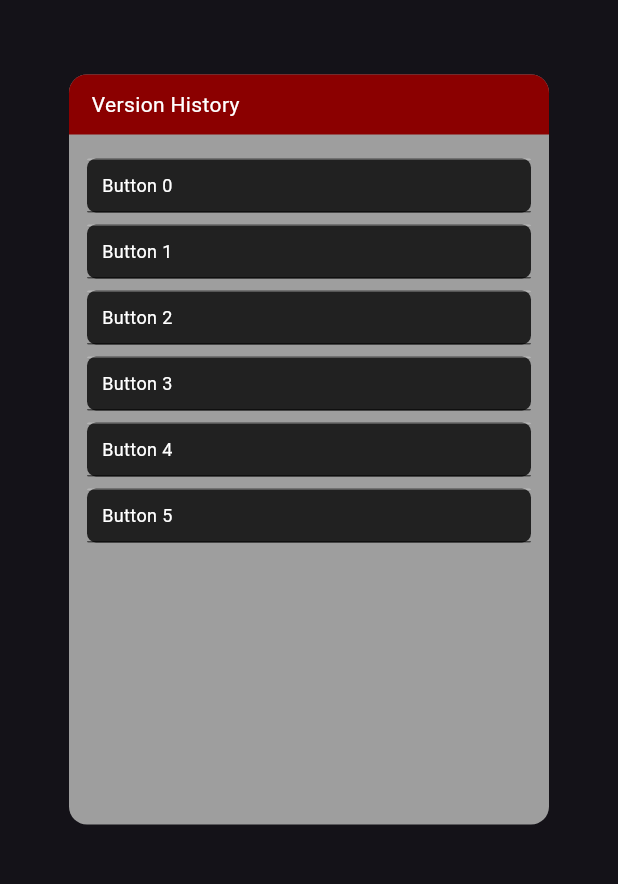
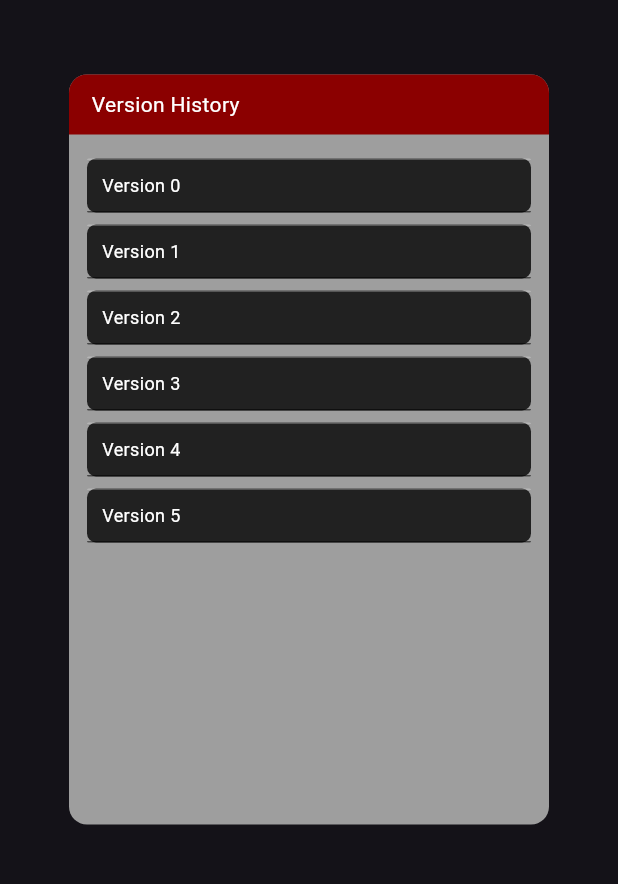
Before and after one commit to david-lorow/large-project-cop4331, a Flutter app: the ApplicationPage screen opened by its route, on a phone screen of 412 x 824 dp, the part 113-997 px from its top. Run offline on Flutter 3.47's test engine with Material 3 defaults, Android fonts, the phone set to English and light mode, and no system bars; our stand-ins replace file_picker, shared_preferences; accounts and stored records are empty.

Commit message:
Third times the charm?

```diff
--- a/Mobile frontend/lib/models/resume.dart
+++ b/Mobile frontend/lib/models/resume.dart
@@ -1,19 +1,25 @@
+// Data model representing a Resume object returned from the API.
 class Resume {
-  final String id;
-  final String name;
-  final String thumbnailUrl;
+  final String id;           // MongoDB document ID (_id)
+  final String resumeId;     // Application-level resume identifier
+  final String name;         // Resume title
+  final String thumbnailUrl; // Full URL to the resume's thumbnail image
 
   Resume({
     required this.id,
+    required this.resumeId,
     required this.name,
     required this.thumbnailUrl,
   });
 
+  // Constructs a Resume from a JSON map returned by the API.
+  // thumbnailUrl is built by combining the base server URL with the S3 key.
   factory Resume.fromJson(Map<String, dynamic> json) {
     return Resume(
-      id: json['_id'],
-      name: json['title'],
-      thumbnailUrl: "http://45.55.57.119:6767/${json['headVersion']['thumbnailS3Key']}"
+      id:           json['_id'],
+      resumeId:     json['resumeId'],
+      name:         json['title'],
+      thumbnailUrl: "http://45.55.57.119:6767/${json['headVersion']['thumbnailS3Key']}",
     );
   }
 }
--- a/Mobile frontend/lib/pages/application.dart
+++ b/Mobile frontend/lib/pages/application.dart
@@ -1,35 +1,18 @@
 import 'package:flutter/material.dart';
-import 'package:http/http.dart' as http;
-import 'dart:convert';
 
-// APPLICATION PAGE
-
-
+// Page displaying a resume's version history as a scrollable list.
 class ApplicationPage extends StatefulWidget {
   const ApplicationPage({super.key});
-
-
 
   @override
   State<ApplicationPage> createState() => _ApplicationPage();
 }
 
-
 class _ApplicationPage extends State<ApplicationPage> {
   String text = "Test";
 
-void changeText() {
-  setState(() {
-    text = "Text changed";
-
-
-
-  });
-}
-
   @override
   Widget build(BuildContext context) {
-
     return Scaffold(
       resizeToAvoidBottomInset: true,
       appBar: AppBar(
@@ -38,40 +21,28 @@ void changeText() {
         title: Text.rich(
           TextSpan(
             text: 'Resume ',
-            style: TextStyle(color: Colors.white, fontSize: 32),
+            style: const TextStyle(color: Colors.white, fontSize: 32),
             children: [
               TextSpan(
                 text: '\n Reaper',
-                style: TextStyle(color: Color.fromARGB(255, 139, 0, 0), fontSize: 32),
+                style: const TextStyle(
+                  color: Color.fromARGB(255, 139, 0, 0),
+                  fontSize: 32,
+                ),
               ),
             ],
           ),
         ),
         centerTitle: true,
       ),
-
-
-
-
-
-
-
-
       body: SingleChildScrollView(
-        physics: AlwaysScrollableScrollPhysics(),
+        physics: const AlwaysScrollableScrollPhysics(),
         child: Column(
           mainAxisAlignment: MainAxisAlignment.start,
           children: [
 
+            const SizedBox(height: 50),
 
-
-
-
-
-
-            Column(
-  children: [
-    SizedBox(height: 50), // adjust this value
             Center(
               child: Container(
                 width: 320,
@@ -82,41 +53,39 @@ void changeText() {
                 ),
                 child: Column(
                   children: [
+
+                    // Red header bar with section title
                     Container(
-
                       height: 40,
                       width: 320,
-              decoration: BoxDecoration(
-                borderRadius: BorderRadius.vertical(top: Radius.circular(12)),
+                      decoration: const BoxDecoration(
                         color: Color.fromARGB(255, 139, 0, 0),
+                        borderRadius: BorderRadius.vertical(
+                          top: Radius.circular(12),
                         ),
-              child: Padding(
+                      ),
+                      child: const Padding(
                         padding: EdgeInsets.only(left: 15),
                         child: Align(
                           alignment: Alignment.centerLeft,
-
-
-              child: Text("Version History",
+                          child: Text(
+                            "Version History",
                             style: TextStyle(color: Colors.white),
-              textAlign: TextAlign.left,
-
                           ),
                         ),
                       ),
                     ),
 
-
-
-
+                    // Scrollable list of version entries
                     Expanded(
                       child: ListView.builder(
-    padding: EdgeInsets.all(12),
-    itemCount: 6,
+                        padding: const EdgeInsets.all(12),
+                        itemCount: 6, // TODO: replace with real version count
                         itemBuilder: (context, index) {
                           return Padding(
-        padding: EdgeInsets.symmetric(vertical: 4),
+                            padding: const EdgeInsets.symmetric(vertical: 4),
                             child: Container(
-          height: 36, // thin button
+                              height: 36,
                               width: double.infinity,
                               decoration: BoxDecoration(
                                 color: Colors.grey[900],
@@ -124,10 +93,11 @@ void changeText() {
                               ),
                               child: Column(
                                 children: [
-              // top bevel highlight
+
+                                  // Top bevel highlight
                                   Container(
                                     height: 1,
-                decoration: BoxDecoration(
+                                    decoration: const BoxDecoration(
                                       color: Colors.white24,
                                       borderRadius: BorderRadius.vertical(
                                         top: Radius.circular(6),
@@ -135,15 +105,15 @@ void changeText() {
                                     ),
                                   ),
 
-              // button content
+                                  // Version label
                                   Expanded(
                                     child: Padding(
-                  padding: EdgeInsets.symmetric(horizontal: 10),
+                                      padding: const EdgeInsets.symmetric(horizontal: 10),
                                       child: Align(
                                         alignment: Alignment.centerLeft,
                                         child: Text(
-                      "Button $index",
-                      style: TextStyle(
+                                          "Version $index", // TODO: replace with real version name
+                                          style: const TextStyle(
                                             color: Colors.white,
                                             fontSize: 12,
                                           ),
@@ -152,41 +122,33 @@ void changeText() {
                                     ),
                                   ),
 
-              // bottom bevel shadow
+                                  // Bottom bevel shadow
                                   Container(
                                     height: 1,
-                decoration: BoxDecoration(
+                                    decoration: const BoxDecoration(
                                       color: Colors.black54,
                                       borderRadius: BorderRadius.vertical(
                                         bottom: Radius.circular(6),
                                       ),
                                     ),
                                   ),
+
                                 ],
                               ),
                             ),
                           );
                         },
                       ),
-)
-
+                    ),
 
                   ],
                 ),
               ),
             ),
-  ],
-)
-
-
-
-
-
 
           ],
         ),
       ),
-
     );
   }
 }
```
Also changed, not shown: Mobile frontend/lib/main.dart (+15 -23 lines), Mobile frontend/lib/pages/login.dart (+64 -61 lines), Mobile frontend/lib/pages/loginAndRegister.dart (+22 -24 lines), Mobile frontend/lib/services/loginAndRegisterService.dart (+39 -29 lines), Mobile frontend/lib/services/resumeLists.dart (+0 -9 lines). Lines whose indentation alone changed are shown as unchanged.
